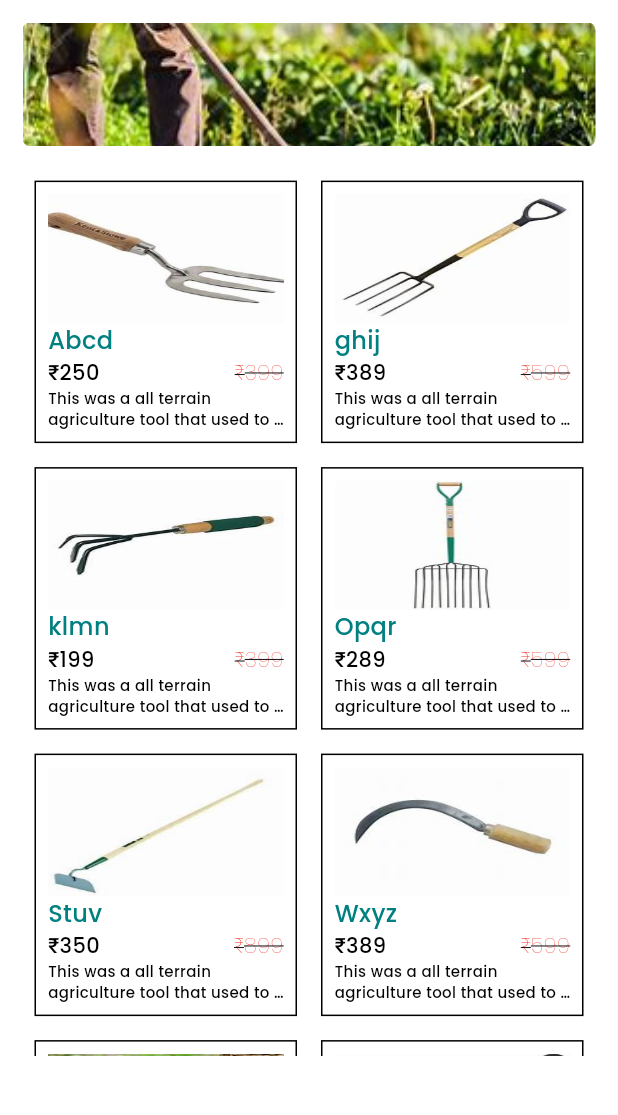
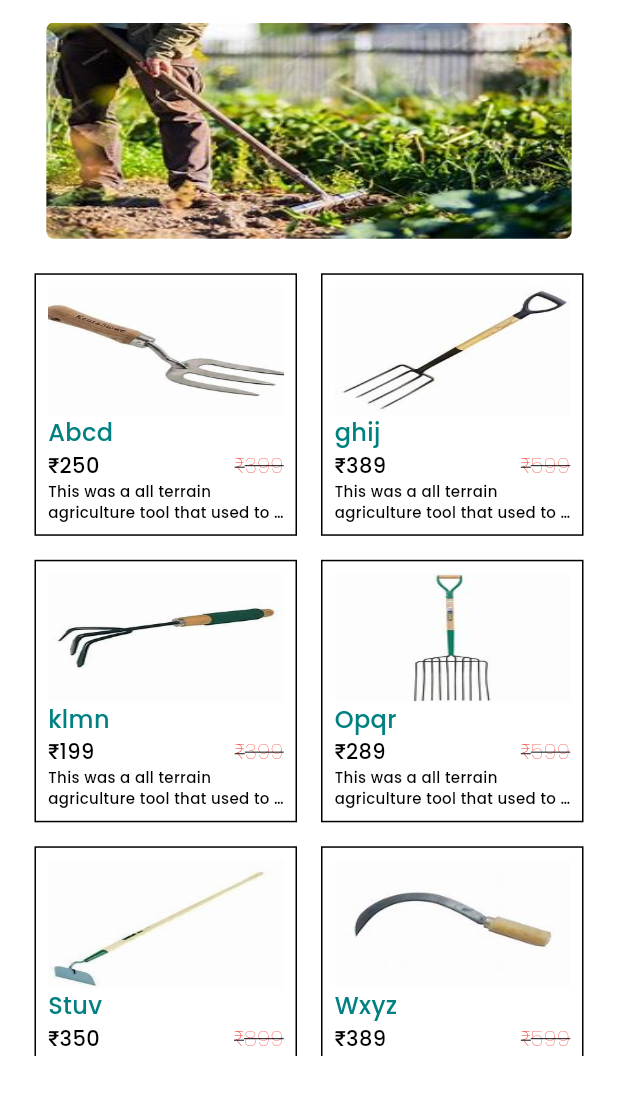
Before and after one commit to Karthikkodiyil/toolkit, a Flutter app: the screen it shows after launch, on a phone screen of 412 x 824 dp, the part 75-1190 px from its top. Run offline on Flutter 3.47's test engine with Material 3 defaults, Android fonts, the phone set to English and light mode, and no system bars; drawn by our look-alikes of carousel_slider.

Commit message:
updates on home

```diff
--- a/lib/utils/components/responsive_widget.dart
+++ b/lib/utils/components/responsive_widget.dart
@@ -3,14 +3,18 @@ import 'package:flutter/material.dart';
 class ResponsiveWidget extends StatelessWidget {
   final Widget mobile;
   final Widget web;
-  final Widget? smallDevice;
-  const ResponsiveWidget({super.key, required this.mobile, required this.web,this.smallDevice});
+  final Widget? mediumDevice;
+  const ResponsiveWidget(
+      {super.key, required this.mobile, required this.web, this.mediumDevice});
 
   @override
   Widget build(BuildContext context) {
     return LayoutBuilder(builder: (context, constraints) {
       if (constraints.maxWidth < 600) {
         return mobile;
+      }
+      if (constraints.maxWidth > 600 && constraints.maxWidth < 900) {
+        return mediumDevice ?? web;
       } else {
         return web;
       }
--- a/lib/view/home/home_view.dart
+++ b/lib/view/home/home_view.dart
@@ -157,16 +157,30 @@ class HomeView extends StatelessWidget {
                     children: [
                       15.kH,
                       Container(
-                        decoration: const BoxDecoration(),
-                        child: const HomeCarouselWidget(),
-                      ),
+                          decoration: const BoxDecoration(),
+                          child: ResponsiveWidget(
+                              mediumDevice: HomeCarouselWidget(
+                                width: SizeConfig.screenWidth * 0.9,
+                                height: SizeConfig.screenWidth * 0.31,
+                              ),
+                              mobile: HomeCarouselWidget(
+                                width: SizeConfig.screenWidth * 0.85,
+                                height: SizeConfig.screenWidth * 0.35,
+                              ),
+                              web: HomeCarouselWidget(
+                                width: SizeConfig.screenWidth * 0.8,
+                                height: SizeConfig.screenWidth * 0.2,
+                              ))),
                       15.kH,
                       const ResponsiveWidget(
                           mobile: ToolBoxWidget(
                             crossAxisCount: 2,
                           ),
+                          mediumDevice: ToolBoxWidget(
+                            crossAxisCount: 4,
+                          ),
                           web: ToolBoxWidget(
-                            crossAxisCount: 4,
+                            crossAxisCount: 5,
                           ))
                     ],
                   ),
--- a/lib/view/home/widgets/home_carousel_widget.dart
+++ b/lib/view/home/widgets/home_carousel_widget.dart
@@ -6,28 +6,65 @@ import 'package:toolkit/utils/components/size_config.dart';
 class HomeCarouselWidget extends StatelessWidget {
   const HomeCarouselWidget({
     super.key,
+    required this.height,
+    required this.width,
   });
+  final double height;
+  final double width;
 
   @override
   Widget build(BuildContext context) {
     SizeConfig().init(context);
     return CarouselSlider(
       items: [
-        _CarouselmageWidget(img: Assets.image.toolkitCarousel.path),
-        _CarouselmageWidget(img: Assets.image.toolkitCarousel1.path),
-        _CarouselmageWidget(img: Assets.image.toolkitCarousel2.path),
-        _CarouselmageWidget(img: Assets.image.toolkitCarousel3.path),
-        _CarouselmageWidget(img: Assets.image.toolkitCarousel4.path),
-        _CarouselmageWidget(img: Assets.image.toolkitCarousel5.path),
-        _CarouselmageWidget(img: Assets.image.toolkitCarousel6.path),
-        _CarouselmageWidget(img: Assets.image.toolkitCarousel7.path),
-        _CarouselmageWidget(img: Assets.image.toolkitCarousel8.path),
-        _CarouselmageWidget(img: Assets.image.toolkitCarousel9.path),
-        _CarouselmageWidget(img: Assets.image.toolkitCarousel10.path),
+        _CarouselmageWidget(
+          img: Assets.image.toolkitCarousel.path,
+          width: width,
+        ),
+        _CarouselmageWidget(
+          img: Assets.image.toolkitCarousel1.path,
+          width: width,
+        ),
+        _CarouselmageWidget(
+          img: Assets.image.toolkitCarousel2.path,
+          width: width,
+        ),
+        _CarouselmageWidget(
+          img: Assets.image.toolkitCarousel3.path,
+          width: width,
+        ),
+        _CarouselmageWidget(
+          img: Assets.image.toolkitCarousel4.path,
+          width: width,
+        ),
+        _CarouselmageWidget(
+          img: Assets.image.toolkitCarousel5.path,
+          width: width,
+        ),
+        _CarouselmageWidget(
+          img: Assets.image.toolkitCarousel6.path,
+          width: width,
+        ),
+        _CarouselmageWidget(
+          img: Assets.image.toolkitCarousel7.path,
+          width: width,
+        ),
+        _CarouselmageWidget(
+          img: Assets.image.toolkitCarousel8.path,
+          width: width,
+        ),
+        _CarouselmageWidget(
+          img: Assets.image.toolkitCarousel9.path,
+          width: width,
+        ),
+        _CarouselmageWidget(
+          img: Assets.image.toolkitCarousel10.path,
+          width: width,
+        ),
       ],
       options: CarouselOptions(
-        height: SizeConfig.screenWidth * 0.2,
-        //   aspectRatio: 20 / 18,
+        height: height,
+        //    aspectRatio: 20 / 18,
         viewportFraction: 1,
         initialPage: 0,
         enableInfiniteScroll: true,
@@ -46,14 +83,16 @@ class HomeCarouselWidget extends StatelessWidget {
 
 class _CarouselmageWidget extends StatelessWidget {
   final String img;
-  const _CarouselmageWidget({required this.img});
+  final double width;
+  const _CarouselmageWidget({required this.img, required this.width});
 
   @override
   Widget build(BuildContext context) {
     return Container(
+      width: width,
       decoration: BoxDecoration(
           borderRadius: BorderRadius.circular(5),
-          image: DecorationImage(image: AssetImage(img), fit: BoxFit.cover)),
+          image: DecorationImage(image: AssetImage(img), fit: BoxFit.fill)),
     );
   }
 }
--- a/lib/view_model/home_page_viewmodel.dart
+++ b/lib/view_model/home_page_viewmodel.dart
@@ -66,6 +66,8 @@ class HomePageViewmodel extends ChangeNotifier {
 
   void toggleSideBar() {
     _isSideBar = !_isSideBar;
+    _isCategory = false;
+    _isContact = false;
     notifyListeners();
   }
 
```
Also changed, not shown: lib/view/home/widgets/home_side_bar.dart (+56 -10 lines).
